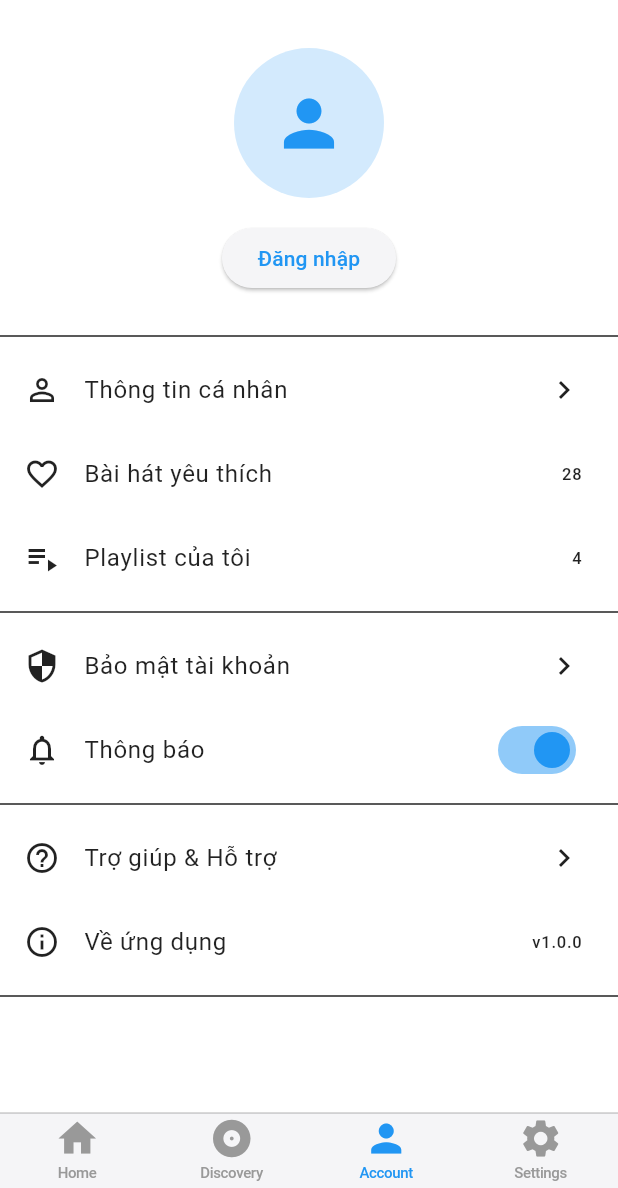
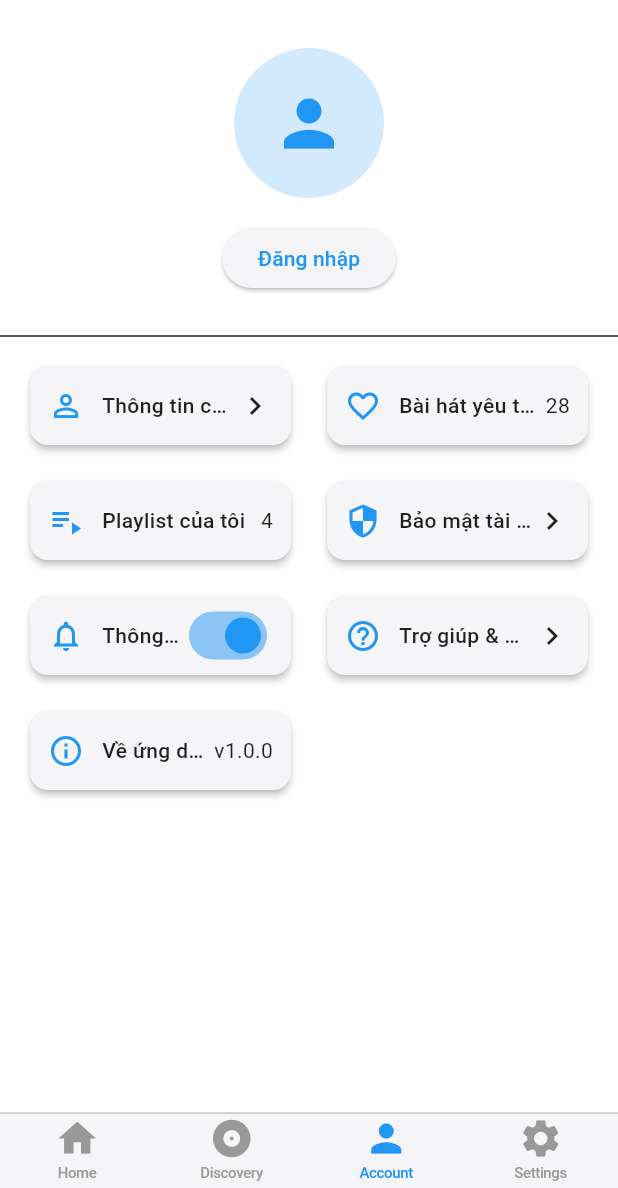
Before and after one commit to dinhquyn/MobileAppDev_N05_Group12, a Flutter app: the screen it shows after launch, item 3 of the bottom bar chosen, on a phone screen of 412 x 824 dp, the part 48-1236 px from its top. Run offline on Flutter 3.47's test engine with Material 3 defaults, Android fonts, the light colour scheme and no system bars; our stand-ins replace audio_video_progress_bar, cloud_firestore, firebase_auth, firebase_core, just_audio, rxdart and 1 more; accounts and stored records are empty.

Commit message:
thay_listView_thanh_gridView_trang_acount

```diff
--- a/Group12Project/Music_app/lib/ui/home/viewmodel.dart
+++ b/Group12Project/Music_app/lib/ui/home/viewmodel.dart
@@ -19,13 +19,13 @@ class MusicAppViewModel {
   }
 
   // Hàm upload data (chỉ chạy 1 lần)
-  Future<void> uploadInitialData() async {
-    // Đọc từ file JSON local
-    // final String jsonString = await rootBundle.loadString('assets/songs.json');
-    // final List<dynamic> jsonData = json.decode(jsonString);
-    // final List<Song> songs = jsonData.map((item) => Song.fromJson(item)).toList();
+  // Future<void> uploadInitialData() async {
+  //   // Đọc từ file JSON local
+  //   // final String jsonString = await rootBundle.loadString('assets/songs.json');
+  //   // final List<dynamic> jsonData = json.decode(jsonString);
+  //   // final List<Song> songs = jsonData.map((item) => Song.fromJson(item)).toList();
 
-    // Upload lên Firestore
-    // await _songService.uploadSongs(songs);
-  }
+  //   // Upload lên Firestore
+  //   // await _songService.uploadSongs(songs);
+  // }
 }
--- a/Group12Project/Music_app/lib/ui/user/user.dart
+++ b/Group12Project/Music_app/lib/ui/user/user.dart
@@ -74,92 +74,82 @@ class _AccountTabState extends State<AccountTab> {
               const Divider(),
 
               // Account Settings
-              ListView(
+              GridView(
                 shrinkWrap: true,
                 physics: const NeverScrollableScrollPhysics(),
+                padding: const EdgeInsets.symmetric(horizontal: 16, vertical: 8),
+                gridDelegate: const SliverGridDelegateWithFixedCrossAxisCount(
+                  crossAxisCount: 2,
+                  childAspectRatio: 3.0,
+                  crossAxisSpacing: 16,
+                  mainAxisSpacing: 16,
+                ),
                 children: [
-                  ListTile(
-                    leading: const Icon(Icons.person_outline),
-                    title: const Text('Thông tin cá nhân'),
+                  _buildSettingCard(
+                    icon: Icons.person_outline,
+                    title: 'Thông tin cá nhân',
                     trailing: const Icon(Icons.chevron_right),
                     onTap: () {
                       // TODO: Navigate to profile edit
                     },
                   ),
-                  ListTile(
-                    leading: const Icon(Icons.favorite_border),
-                    title: const Text('Bài hát yêu thích'),
+                  _buildSettingCard(
+                    icon: Icons.favorite_border,
+                    title: 'Bài hát yêu thích',
                     trailing: const Text('28'),
                     onTap: () {
                       // TODO: Navigate to favorites
                     },
                   ),
-                  ListTile(
-                    leading: const Icon(Icons.playlist_play),
-                    title: const Text('Playlist của tôi'),
+                  _buildSettingCard(
+                    icon: Icons.playlist_play,
+                    title: 'Playlist của tôi',
                     trailing: const Text('4'),
                     onTap: () {
                       // TODO: Navigate to playlists
                     },
                   ),
-
-                  const Divider(),
-
-                  // Account Security
-                  ListTile(
-                    leading: const Icon(Icons.security),
-                    title: const Text('Bảo mật tài khoản'),
+                  _buildSettingCard(
+                    icon: Icons.security,
+                    title: 'Bảo mật tài khoản',
                     trailing: const Icon(Icons.chevron_right),
                     onTap: () {
                       // TODO: Navigate to security settings
                     },
                   ),
-                  ListTile(
-                    leading: const Icon(Icons.notifications_none),
-                    title: const Text('Thông báo'),
+                  _buildSettingCard(
+                    icon: Icons.notifications_none,
+                    title: 'Thông báo',
                     trailing: Switch(
                       value: true,
                       onChanged: (bool value) {
                         // TODO: Toggle notifications
                       },
                     ),
+                    onTap: () {},
                   ),
-
-                  const Divider(),
-
-                  // Support & About
-                  ListTile(
-                    leading: const Icon(Icons.help_outline),
-                    title: const Text('Trợ giúp & Hỗ trợ'),
+                  _buildSettingCard(
+                    icon: Icons.help_outline,
+                    title: 'Trợ giúp & Hỗ trợ',
                     trailing: const Icon(Icons.chevron_right),
                     onTap: () {
                       // TODO: Navigate to help
                     },
                   ),
-                  ListTile(
-                    leading: const Icon(Icons.info_outline),
-                    title: const Text('Về ứng dụng'),
+                  _buildSettingCard(
+                    icon: Icons.info_outline,
+                    title: 'Về ứng dụng',
                     trailing: const Text('v1.0.0'),
                     onTap: () {
                       // TODO: Show about dialog
                     },
                   ),
-
-                  const Divider(),
-
-                  // Logout
                   if (currentUser != null)
-                    ListTile(
-                      leading: Icon(
-                        Icons.logout,
-                        color: Theme.of(context).colorScheme.error,
-                      ),
-                      title: Text(
-                        'Đăng xuất',
-                        style: TextStyle(
-                          color: Theme.of(context).colorScheme.error,
-                        ),
-                      ),
+                    _buildSettingCard(
+                      icon: Icons.logout,
+                      title: 'Đăng xuất',
+                      iconColor: Theme.of(context).colorScheme.error,
+                      textColor: Theme.of(context).colorScheme.error,
                       onTap: () async {
                         await _firebaseService.signOut();
                         setState(() {
@@ -238,4 +228,45 @@ class _AccountTabState extends State<AccountTab> {
       ),
     );
   }
+
+  Widget _buildSettingCard({
+    required IconData icon,
+    required String title,
+    Widget? trailing,
+    Color? iconColor,
+    Color? textColor,
+    required VoidCallback onTap,
+  }) {
+    return Card(
+      elevation: 2,
+      child: InkWell(
+        onTap: onTap,
+        borderRadius: BorderRadius.circular(8),
+        child: Padding(
+          padding: const EdgeInsets.all(12),
+          child: Row(
+            children: [
+              Icon(
+                icon,
+                color: iconColor ?? Theme.of(context).colorScheme.primary,
+              ),
+              const SizedBox(width: 12),
+              Expanded(
+                child: Text(
+                  title,
+                  style: TextStyle(
+                    color: textColor,
+                    fontWeight: FontWeight.w500,
+                  ),
+                  maxLines: 1,
+                  overflow: TextOverflow.ellipsis,
+                ),
+              ),
+              if (trailing != null) trailing,
+            ],
+          ),
+        ),
+      ),
+    );
+  }
 }
```
Also changed, not shown: Group12Project/Music_app/assets/images/accountdm.png, Group12Project/Music_app/assets/images/acount.png (added), Group12Project/Music_app/assets/images/user.png (deleted), 5 other files.
